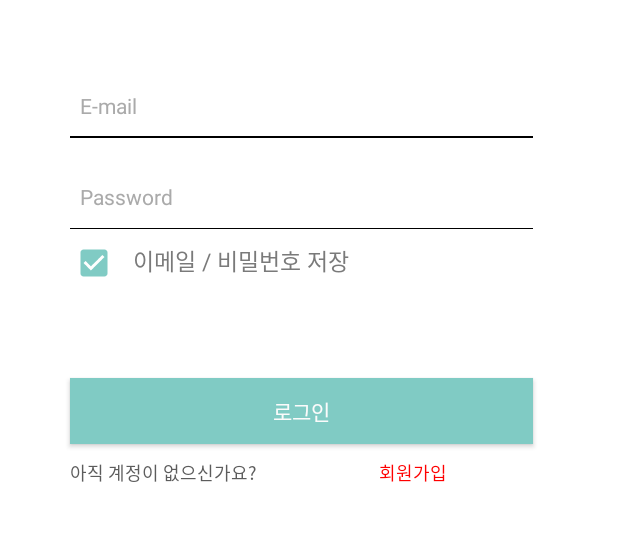
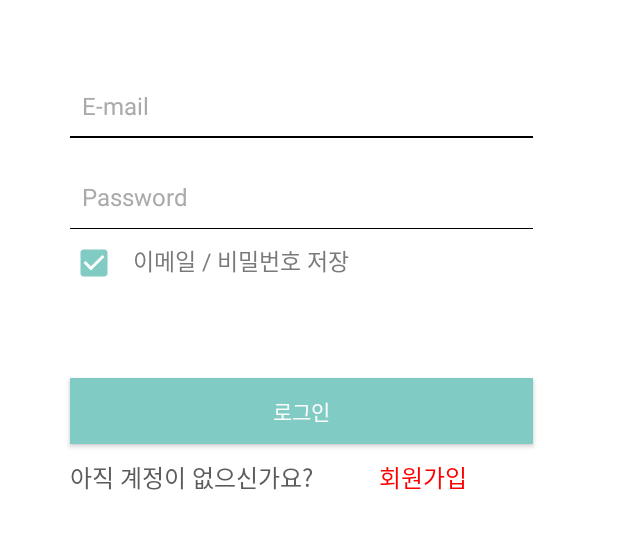
Before and after one commit to KorKite/SubwaySeat_APP, an Android app: the screen it shows after launch (LoginActivity), on a phone screen of 412 x 824 dp, the part 304-853 px from its top. Run offline under Robolectric (Android 15) with nearby library versions, the phone set to English and light mode, and no system bars; our stand-ins replace Firebase (no records; nobody signed in at launch, a user with empty details on screens opened directly); 1 statement that could not run was skipped.

Commit message:
update backbutton

```diff
--- a/MobileApp/app/src/main/java/com/example/subwayseat/chooseSeat2.kt
+++ b/MobileApp/app/src/main/java/com/example/subwayseat/chooseSeat2.kt
@@ -275,9 +275,11 @@ class chooseSeat2 : AppCompatActivity() {
 
     //뒤로 가기 버튼 -> 열차 선택하는 화면으로 (chooseTrainUp activity)
     override fun onBackPressed() {
-        startActivity(Intent(this, inputDestination::class.java))
+        remove_listener()
+        CURRENT_SEAT = ""
         CURRENT_TRAIN_NO = -1
         SELECTED_TRAIN = -1
+        return_intent()
         finish()
     }
 
--- a/MobileApp/app/src/main/java/com/example/subwayseat/chooseSeat3.kt
+++ b/MobileApp/app/src/main/java/com/example/subwayseat/chooseSeat3.kt
@@ -275,9 +275,11 @@ class chooseSeat3 : AppCompatActivity() {
     }
     //뒤로 가기 버튼 -> 열차 선택하는 화면으로 (chooseTrainUp activity)
     override fun onBackPressed() {
-        startActivity(Intent(this, inputDestination::class.java))
+        remove_listener()
+        CURRENT_SEAT = ""
         CURRENT_TRAIN_NO = -1
         SELECTED_TRAIN = -1
+        return_intent()
         finish()
     }
 
--- a/MobileApp/app/src/main/res/layout/activity_login.xml
+++ b/MobileApp/app/src/main/res/layout/activity_login.xml
@@ -83,7 +83,7 @@
         android:inputType="textEmailAddress"
         android:textColor="@android:color/black"
         android:textColorHint="@android:color/darker_gray"
-        android:textSize="14sp"
+        android:textSize="16sp"
         app:layout_constraintDimensionRatio="7.5"
         app:layout_constraintEnd_toEndOf="parent"
         app:layout_constraintHorizontal_bias="0.45"
@@ -105,7 +105,7 @@
         android:inputType="textPassword"
         android:textColor="@android:color/black"
         android:textColorHint="@android:color/darker_gray"
-        android:textSize="14sp"
+        android:textSize="16sp"
         app:layout_constraintDimensionRatio="7.5"
         app:layout_constraintStart_toStartOf="@+id/edittext_email"
         app:layout_constraintTop_toBottomOf="@+id/edittext_email"
@@ -138,7 +138,7 @@
         android:gravity="left"
         android:text="회원가입"
         android:textColor="@color/colorRed"
-        android:textSize="12sp"
+        android:textSize="16sp"
         app:layout_constraintDimensionRatio="3"
         app:layout_constraintStart_toEndOf="@+id/textView2"
         app:layout_constraintTop_toTopOf="@+id/textView2"
@@ -152,7 +152,7 @@
         android:layout_marginTop="10dp"
         android:text="아직 계정이 없으신가요?"
         android:textColor="#5C5C5C"
-        android:textSize="12sp"
+        android:textSize="16sp"
         app:layout_constraintDimensionRatio="6"
         app:layout_constraintStart_toStartOf="@+id/btn_login"
         app:layout_constraintTop_toBottomOf="@+id/btn_login"
```
Also changed, not shown: MobileApp/app/src/main/java/com/example/subwayseat/chooseSeat1.kt (+5 -2 lines).
